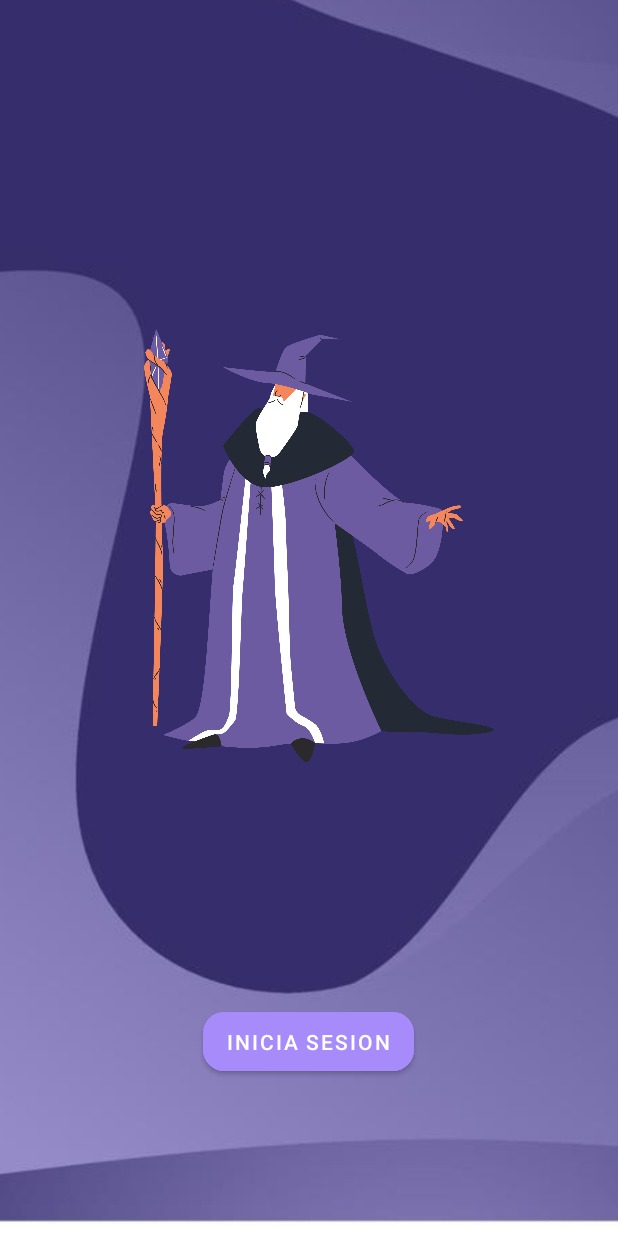
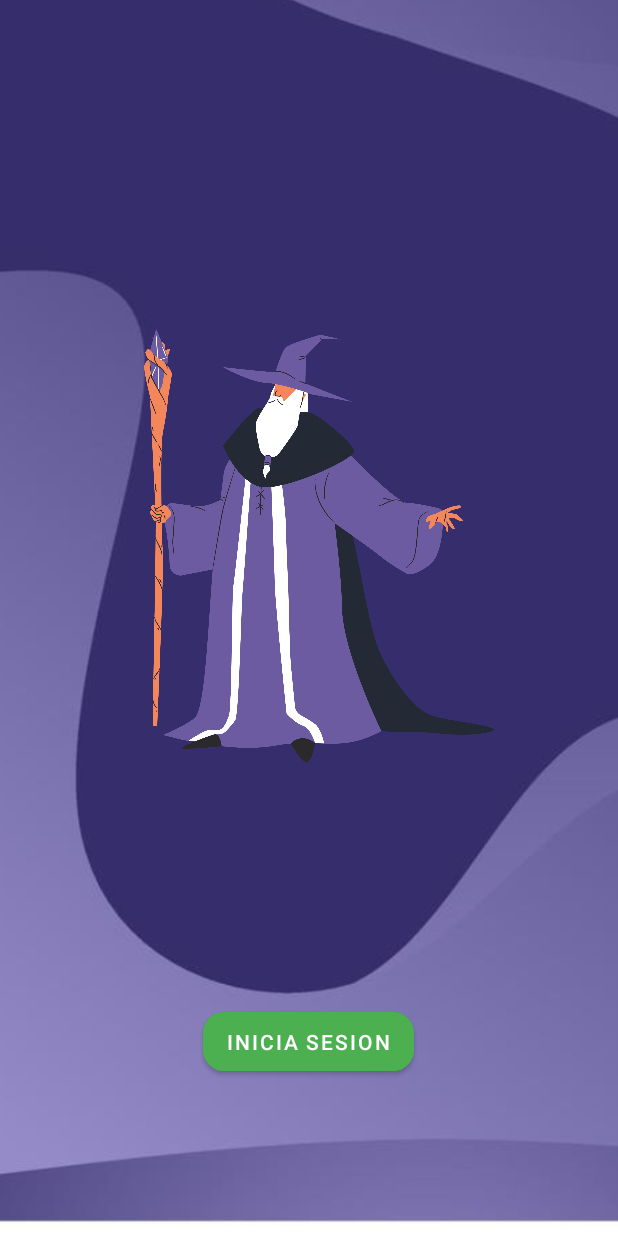
Before and after one commit to Edinson2005/AgroemprendeVersion-new, an Android app: the screen it shows after launch (LadinPrincipal), on a phone screen of 412 x 824 dp. Run offline under Robolectric (Android 15) with nearby library versions, the phone set to English and light mode, and no system bars.

Commit message:
colores de bottones listo falta aun

```diff
--- a/app/src/main/res/layout/activity_login.xml
+++ b/app/src/main/res/layout/activity_login.xml
@@ -88,6 +88,7 @@
             android:layout_height="wrap_content"
             android:text="¿No tienes cuenta?"
             android:layout_marginTop="16dp"
+
             android:textStyle="bold"
             android:textColor="@color/black" />
 
--- a/app/src/main/res/values/colors.xml
+++ b/app/src/main/res/values/colors.xml
@@ -9,7 +9,7 @@
     <color name="white">#FFFFFFFF</color>
     <color name="azul">#BA79EC</color>
     <color name="purple">#B691D2</color>
-    <color name="colortexto">#A78BFA</color>
+    <color name="colortexto">#4caf50</color>
     <color name="nieve">#FFFAFA</color>
     <color name="En_progreso">#B0B0B0  </color>
     <color name="revisado">#1E90FF</color>
```
